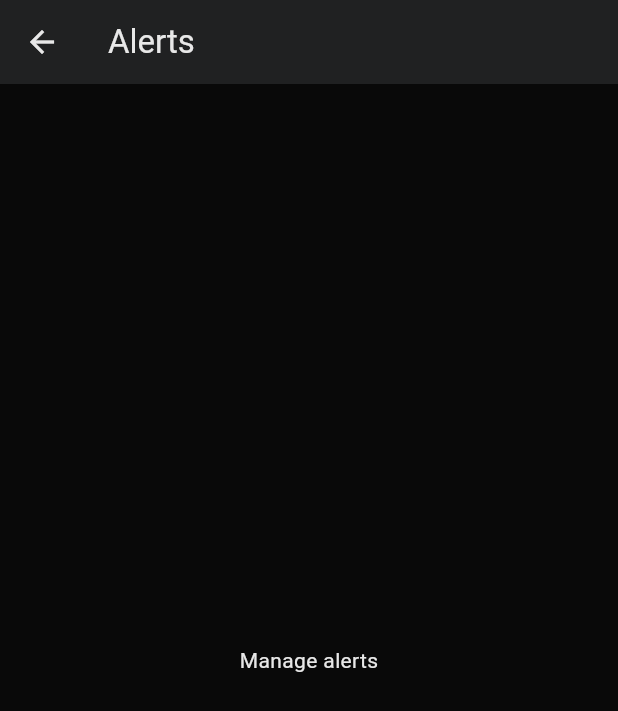
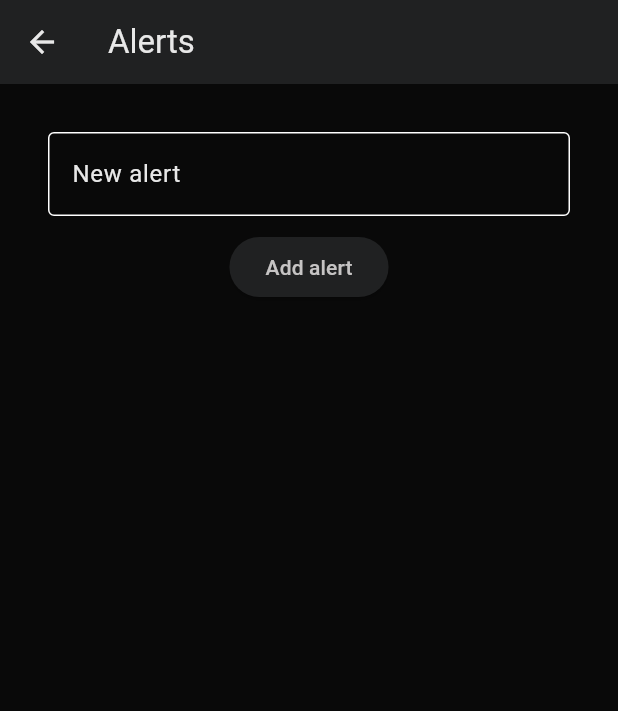
Before and after one commit to FrancescBrau/niu_app, a Flutter app: the AlertScreen screen opened directly, on a phone screen of 412 x 824 dp. Shown: the top 711 px of the screen. Run offline on Flutter 3.47's test engine with Material 3 defaults, Android fonts, the phone set to English and light mode, and no system bars; our stand-ins replace google_fonts, shared_preferences; accounts and stored records are empty; Roboto replaces fonts that are missing (Afacad).

Commit message:
implement alert screen

```diff
--- a/lib/features/global position /global_position_screen.dart
+++ b/lib/features/global position /global_position_screen.dart
@@ -1,4 +1,5 @@
 import 'package:flutter/material.dart';
+import 'package:niu_app/features/global%20position%20/screens/alert_screen.dart';
 import 'package:niu_app/features/global%20position%20/widgets/custom_card.dart';
 import 'package:niu_app/features/profile/profile_screen.dart';
 
@@ -174,22 +175,6 @@
   }
 }
 
-class AlertScreen extends StatelessWidget {
-  const AlertScreen({super.key});
-
-  @override
-  Widget build(BuildContext context) {
-    return Scaffold(
-      appBar: AppBar(
-        title: const Text('Alerts'),
-      ),
-      body: const Center(
-        child: Text('Manage alerts'),
-      ),
-    );
-  }
-}
-
 class PropertieScreen extends StatelessWidget {
   const PropertieScreen({super.key});
 
--- /dev/null
+++ b/lib/features/global position /screens/alert_screen.dart
@@ -0,0 +1,84 @@
+import 'package:flutter/material.dart';
+import 'package:niu_app/shared/repositories/shared_preferences.dart';
+
+class AlertScreen extends StatefulWidget {
+  const AlertScreen({super.key});
+
+  @override
+  State<AlertScreen> createState() => _AlertScreenState();
+}
+
+class _AlertScreenState extends State<AlertScreen> {
+  final SharedPreferencesRepository _prefsRepo = SharedPreferencesRepository();
+  final TextEditingController _controller = TextEditingController();
+  List<String> alert = [];
+
+  @override
+  void initState() {
+    super.initState();
+    loadAlerts();
+  }
+
+  void loadAlerts() async {
+    final alerts = await _prefsRepo.getAlerts();
+    setState(() {
+      alert = alerts;
+    });
+  }
+
+  void _addAlert() async {
+    if (_controller.text.isNotEmpty) {
+      await _prefsRepo.addAlert(_controller.text);
+      _controller.clear();
+      loadAlerts();
+    }
+  }
+
+  void _removeAlert(int index) async {
+    await _prefsRepo.removeAlert(alert[index]);
+    loadAlerts();
+  }
+
+  @override
+  Widget build(BuildContext context) {
+    return Scaffold(
+      appBar: AppBar(
+        title: const Text("Alerts"),
+      ),
+      body: Padding(
+        padding: const EdgeInsets.all(32.0),
+        child: Column(
+          children: [
+            TextField(
+              controller: _controller,
+              decoration: const InputDecoration(
+                labelText: "New alert",
+                border: OutlineInputBorder(),
+              ),
+            ),
+            const SizedBox(height: 10),
+            ElevatedButton(
+              onPressed: _addAlert,
+              child: const Text("Add alert"),
+            ),
+            const SizedBox(height: 20),
+            Expanded(
+              child: ListView.builder(
+                itemCount: alert.length,
+                itemBuilder: (context, index) {
+                  return ListTile(
+                    title: Text(alert[index]),
+                    trailing: IconButton(
+                      icon: const Icon(Icons.delete),
+                      onPressed: () => _removeAlert(index),
+                    ),
+                  );
+                },
+              ),
+            ),
+          ],
+        ),
+      ),
+    );
+  }
+}
--- a/lib/shared/repositories/database_repository.dart
+++ b/lib/shared/repositories/database_repository.dart
@@ -1,4 +1,6 @@
 abstract class DatabaseRepository {
+  //USERS
+
   Future<bool> createUser(String email);
 
   Future<Map<String, String?>?> readUser(String email);
@@ -13,4 +15,10 @@
   });
 
   Future<bool> deleteUser(String email);
+
+  //ALERTS
+
+  Future<bool> addAlert(String alert);
+  Future<List<String>> getAlerts();
+  Future<bool> removeAlert(String alert);
 }
--- a/lib/shared/repositories/shared_preferences.dart
+++ b/lib/shared/repositories/shared_preferences.dart
@@ -3,6 +3,9 @@
 
 class SharedPreferencesRepository extends DatabaseRepository {
   static const String usersKey = 'users';
+  static const String alertKey = 'alerts';
+
+//USER FUNCTION
 
   @override
   Future<bool> createUser(String email) async {
@@ -98,4 +101,31 @@
     await prefs.remove('$email-city');
     return true;
   }
+
+// ALERTS FUNCTION
+
+  @override
+  Future<bool> addAlert(String alerts) async {
+    final prefs = await SharedPreferences.getInstance();
+    final alert = prefs.getStringList(alertKey) ?? [];
+    alert.add(alerts);
+    return await prefs.setStringList(alertKey, alert);
+  }
+
+  @override
+  Future<List<String>> getAlerts() async {
+    final prefs = await SharedPreferences.getInstance();
+    return prefs.getStringList(alertKey) ?? [];
+  }
+
+  @override
+  Future<bool> removeAlert(String alert) async {
+    final prefs = await SharedPreferences.getInstance();
+    final alerts = prefs.getStringList(alertKey) ?? [];
+    if (!alerts.contains(alert)) {
+      return false;
+    }
+    alerts.remove(alert);
+    return await prefs.setStringList(alertKey, alerts);
+  }
 }
```
